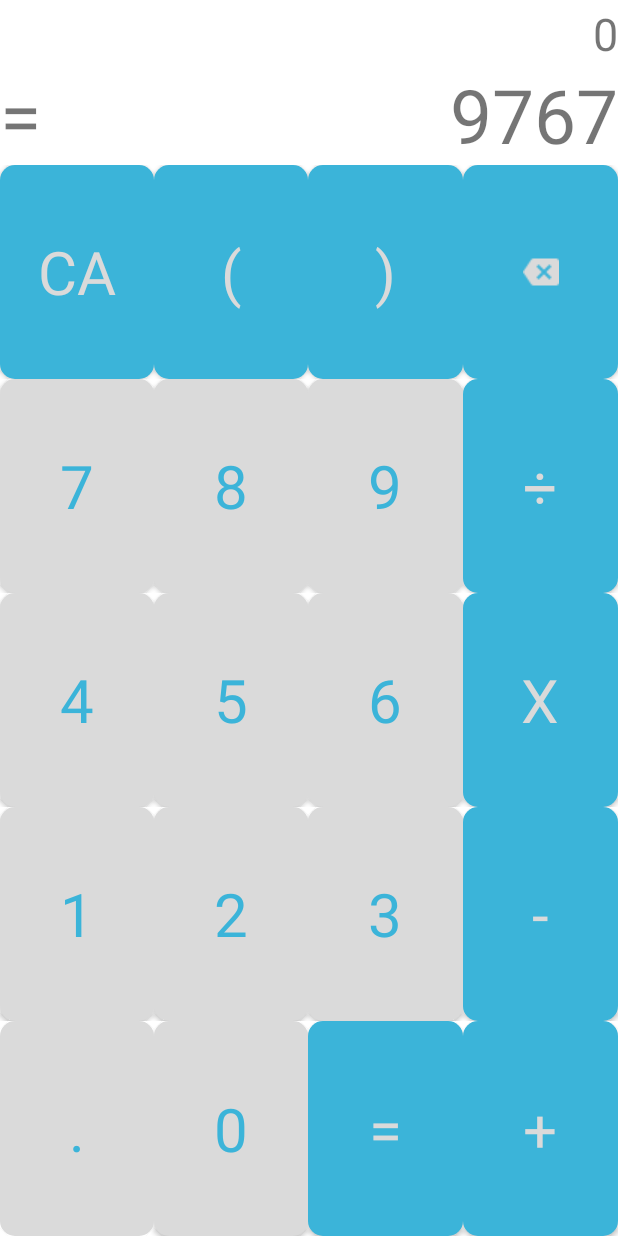
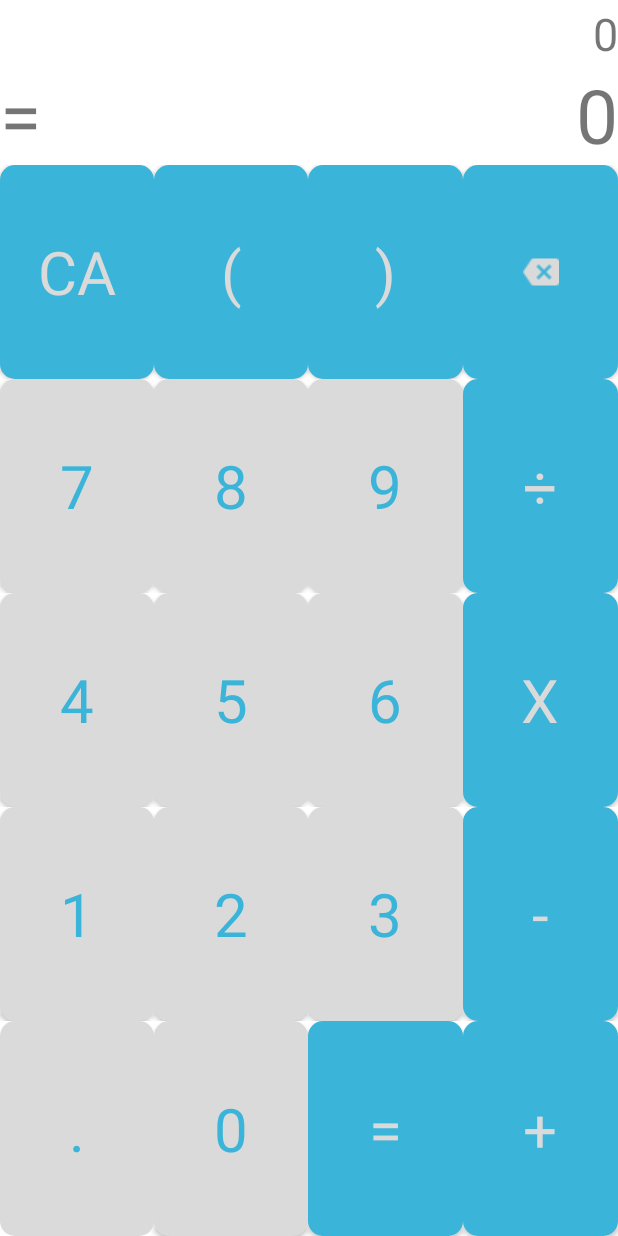
Before and after one commit to iselinsilvana/Calculator, an Android app: the screen it shows after launch (MainActivity), on a phone screen of 412 x 824 dp. Run offline under Robolectric (Android 15) with nearby library versions, the phone set to English and light mode, and no system bars.

Commit message:
All finished! I think

```diff
--- a/src/main/res/layout/calc_result.xml
+++ b/src/main/res/layout/calc_result.xml
@@ -29,7 +29,7 @@
             android:id="@+id/tv_userResult"
             android:layout_width="match_parent"
             android:layout_height="wrap_content"
-            android:text="9767"
+            android:text="0"
             android:textSize="50sp"
             android:textAlignment="textEnd"
             android:gravity="end"
```
Also changed, not shown: src/main/java/neteland/iselin/calculator/MainActivity.kt (+13 -3 lines).
